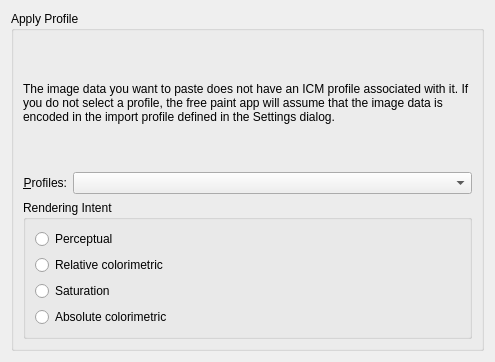
serika12345/librepaint, file libs/ui/forms/wdgapplyprofile.ui: the form before one commit.
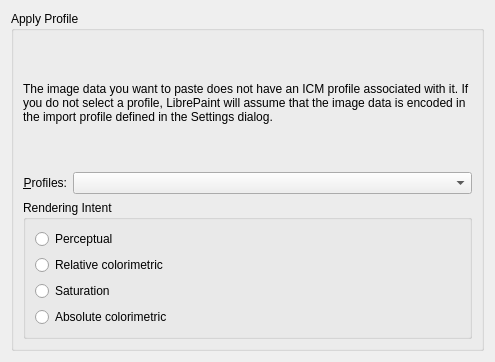
The form after the commit. Custom widgets are drawn as their Qt base class.

Commit message: Stage 3: refine LibrePaint naming

```diff
--- a/libs/ui/forms/wdgapplyprofile.ui
+++ b/libs/ui/forms/wdgapplyprofile.ui
@@ -30,7 +30,7 @@
       <item>
        <widget class="QLabel" name="textLabel1">
         <property name="text">
-         <string>The image data you want to paste does not have an ICM profile associated with it. If you do not select a profile, the free paint app will assume that the image data is encoded in the import profile defined in the Settings dialog.</string>
+         <string>The image data you want to paste does not have an ICM profile associated with it. If you do not select a profile, LibrePaint will assume that the image data is encoded in the import profile defined in the Settings dialog.</string>
         </property>
         <property name="alignment">
          <set>Qt::AlignLeading|Qt::AlignLeft|Qt::AlignVCenter</set>
```
The commit also changes 68 other files.
